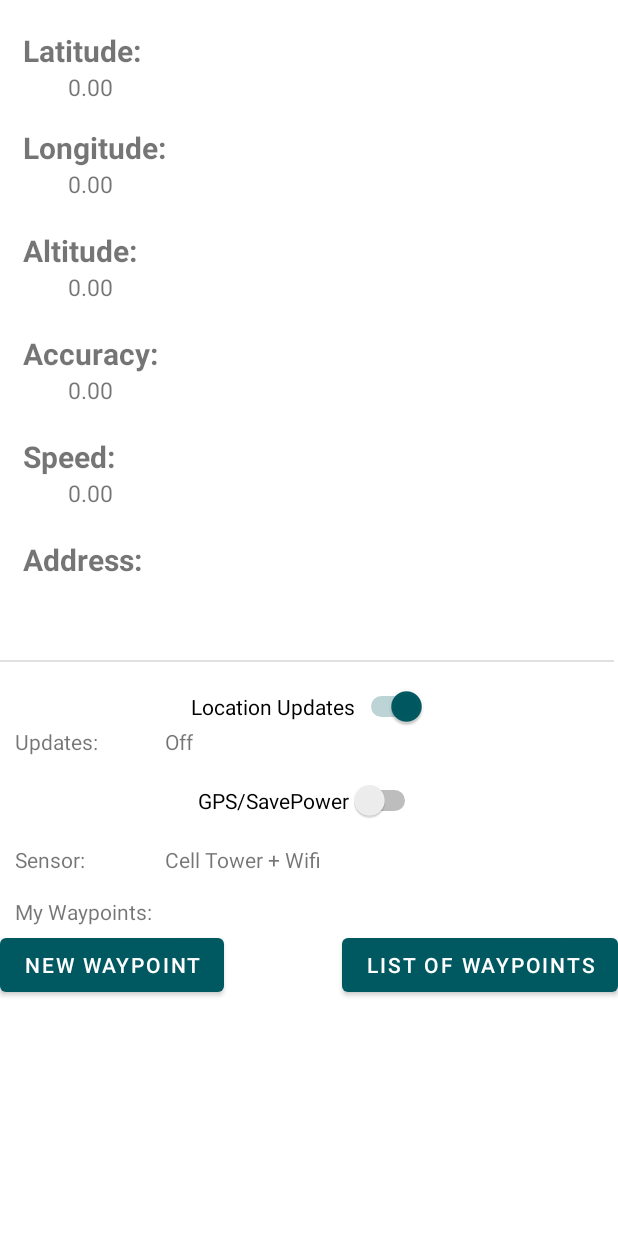
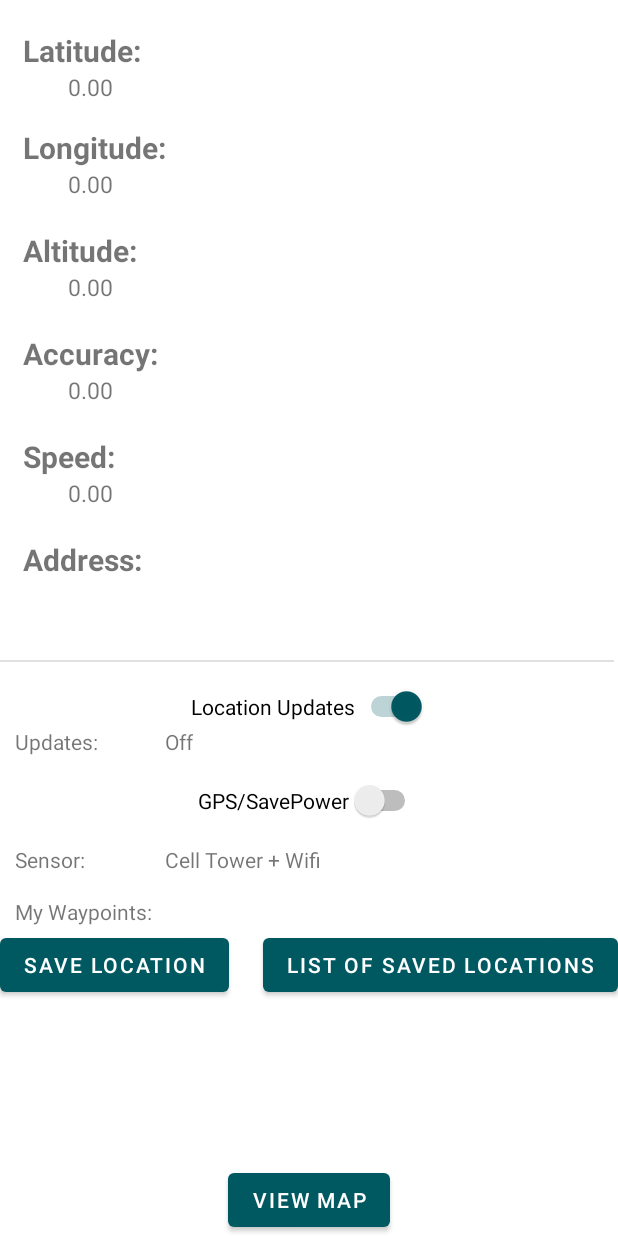
Before and after one commit to justyna7x/parking, an Android app: the MapsSettings screen opened directly, with no data from a screen before it, on a phone screen of 412 x 824 dp. Run offline under Robolectric (Android 15) with nearby library versions, the phone set to English and light mode, and no system bars.

Commit message:
saved locations favourites

```diff
--- a/app/src/main/java/com/example/parked2/MapsSettings.java
+++ b/app/src/main/java/com/example/parked2/MapsSettings.java
@@ -36,7 +36,7 @@ public class MapsSettings extends AppCompatActivity {
 
     TextView latitude, longitude, altitude, accuracy, speed, address, tv_sensor, tv_updates, tv_pinpointcounter;
     Switch sw_locationupdates, sw_gps;
-    Button btn_newWaypoint, btn_showWayPointList;
+    Button btn_newWaypoint, btn_showWayPointList, viewMap;
 
     //location services provided by Google
     FusedLocationProviderClient fusedLocationProviderClient;
@@ -71,6 +71,7 @@ public class MapsSettings extends AppCompatActivity {
         btn_newWaypoint = findViewById(R.id.newPinpoint);
         btn_showWayPointList = findViewById(R.id.listOfWaypoints);
         tv_pinpointcounter = findViewById(R.id.mypinpoints);
+        viewMap =findViewById(R.id.viewMap);
 
         //properties for location request
         locationRequest = new LocationRequest();
@@ -96,8 +97,6 @@ public class MapsSettings extends AppCompatActivity {
         btn_newWaypoint.setOnClickListener(new View.OnClickListener() {
             @Override
             public void onClick(View v) {
-
-
                 //add to list
                 ListOfPlaces listOfPlaces = (ListOfPlaces)getApplicationContext();
                 savedLocations = listOfPlaces.getMyLocations();
@@ -106,6 +105,22 @@ public class MapsSettings extends AppCompatActivity {
             }
         });
 
+        btn_showWayPointList.setOnClickListener(new View.OnClickListener() {
+            @Override
+            public void onClick(View v) {
+                Intent i = new Intent(MapsSettings.this, ShowSavedLocations.class);
+                startActivity(i);
+
+            }
+        });
+        viewMap.setOnClickListener(new View.OnClickListener() {
+            @Override
+            public void onClick(View v) {
+                Intent i = new Intent(MapsSettings.this, MapsActivity.class);
+                startActivity(i);
+
+            }
+        });
 
 
         sw_gps.setOnClickListener(new View.OnClickListener() {
--- a/app/src/main/res/layout/activity_maps_settings.xml
+++ b/app/src/main/res/layout/activity_maps_settings.xml
@@ -234,7 +234,7 @@
         android:id="@+id/newPinpoint"
         android:layout_width="wrap_content"
         android:layout_height="wrap_content"
-        android:text="New WayPoint"
+        android:text="Save location"
         app:layout_constraintTop_toBottomOf="@id/mypinpoints"
         app:layout_constraintHorizontal_bias="0.0"
         app:layout_constraintStart_toStartOf="parent"
@@ -244,10 +244,19 @@
         android:id="@+id/listOfWaypoints"
         android:layout_width="wrap_content"
         android:layout_height="wrap_content"
-        android:text="List of Waypoints"
+        android:text="List of saved locations"
         app:layout_constraintEnd_toEndOf="parent"
         app:layout_constraintTop_toBottomOf="@id/mypinpoints"
         app:layout_constraintRight_toRightOf="@id/newPinpoint"
         tools:layout_editor_absoluteY="633dp" />
+    <Button
+        android:id="@+id/viewMap"
+        android:layout_width="wrap_content"
+        android:layout_height="wrap_content"
+        android:text="View Map"
+        app:layout_constraintBottom_toBottomOf="parent"
+        app:layout_constraintEnd_toEndOf="parent"
+        app:layout_constraintStart_toStartOf="parent"
+        />
 
 </androidx.constraintlayout.widget.ConstraintLayout>
```
Also changed, not shown: app/src/main/java/com/example/parked2/MapsActivity.java (+43 -6 lines), app/src/main/java/com/example/parked2/ProfileActivity.java (+2 -8 lines), app/src/main/java/com/example/parked2/ShowSavedLocations.java (+14 -0 lines), app/src/main/res/layout/activity_profile.xml (+5 -3 lines), app/src/main/res/layout/activity_show_saved_locations.xml (+7 -0 lines).
